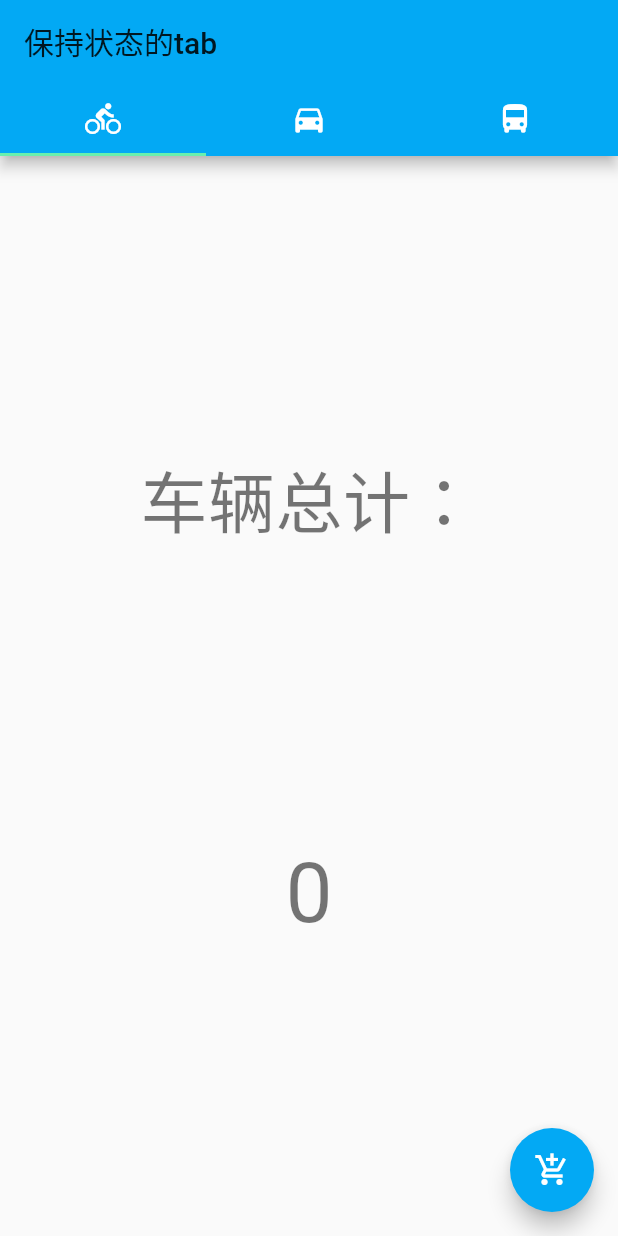
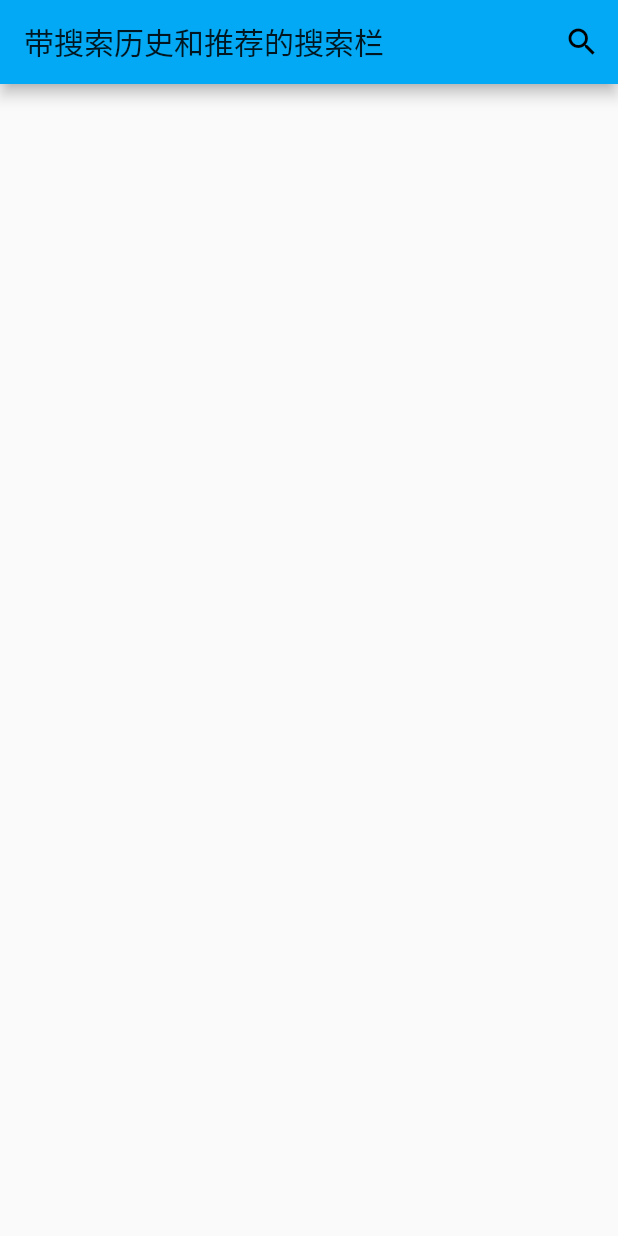
Before and after one commit to soojade/flutter-demoes, a Flutter app: the screen it shows after launch, on a phone screen of 412 x 824 dp. Run offline on Flutter 3.47's test engine with Material 2 defaults, Android fonts, the phone set to English and light mode, and no system bars.

Commit message:
带推荐和历史的搜索栏

```diff
--- a/lib/main.dart
+++ b/lib/main.dart
@@ -1,5 +1,6 @@
 import 'package:flutter/material.dart';
-import 'package:flutter_demoes/keep_alive_tab/keep_alive_tab.dart'; // 保持状态的tab
+import 'package:flutter_demoes/search_bar/search_bar.dart'; // 搜索栏
+// import 'package:flutter_demoes/keep_alive_tab/keep_alive_tab.dart'; // 保持状态的tab
 // import 'package:flutter_demoes/frosted_glass/frosted_glass.dart'; // 毛玻璃特效
 // import 'package:flutter_demoes/custom_route_animation/pages.dart'; // 自定义路由动画
 //import 'package:flutter_demoes/irregular_bottom_appBar/irregular_bottom_appBar.dart'; // 不规则导航
@@ -19,7 +20,8 @@ class MyApp extends StatelessWidget {
       // home: IrregularBottomAppBar(), // 不规则底部工具栏
       // home: Page1(), 自定义路由动画
       // home: FrostedGlass(), // 毛玻璃特效
-      home: KeepAliveTab(), // 保持状态的tab
+      // home: KeepAliveTab(), // 保持状态的tab
+      home: SearchBar(), // 搜索栏
     );
   }
 }
--- /dev/null
+++ b/lib/search_bar/asset.dart
@@ -0,0 +1,4 @@
+// 模拟搜索数据
+
+const searchList = ["searchbar", "12了解一下", "中文显示", "中文123search", "ss中文123"];
+const suggestionList = ["推荐-1", "推荐-2", "seabbaree", "13050123"];
--- /dev/null
+++ b/lib/search_bar/search_bar.dart
@@ -0,0 +1,25 @@
+import 'package:flutter/material.dart';
+import 'serch_bar_delegate.dart';
+
+class SearchBar extends StatefulWidget {
+  @override
+  _SearchBarState createState() => _SearchBarState();
+}
+
+class _SearchBarState extends State<SearchBar> {
+  @override
+  Widget build(BuildContext context) {
+    return Scaffold(
+      appBar: AppBar(
+        title: Text('带搜索历史和推荐的搜索栏'),
+        actions: <Widget>[
+          IconButton(
+            icon: Icon(Icons.search),
+            onPressed: () =>
+                showSearch(context: context, delegate: SearchBarDelegate()),
+          )
+        ],
+      ),
+    );
+  }
+}
```
Also changed, not shown: lib/search_bar/serch_bar_delegate.dart (added, +62 -0 lines).
